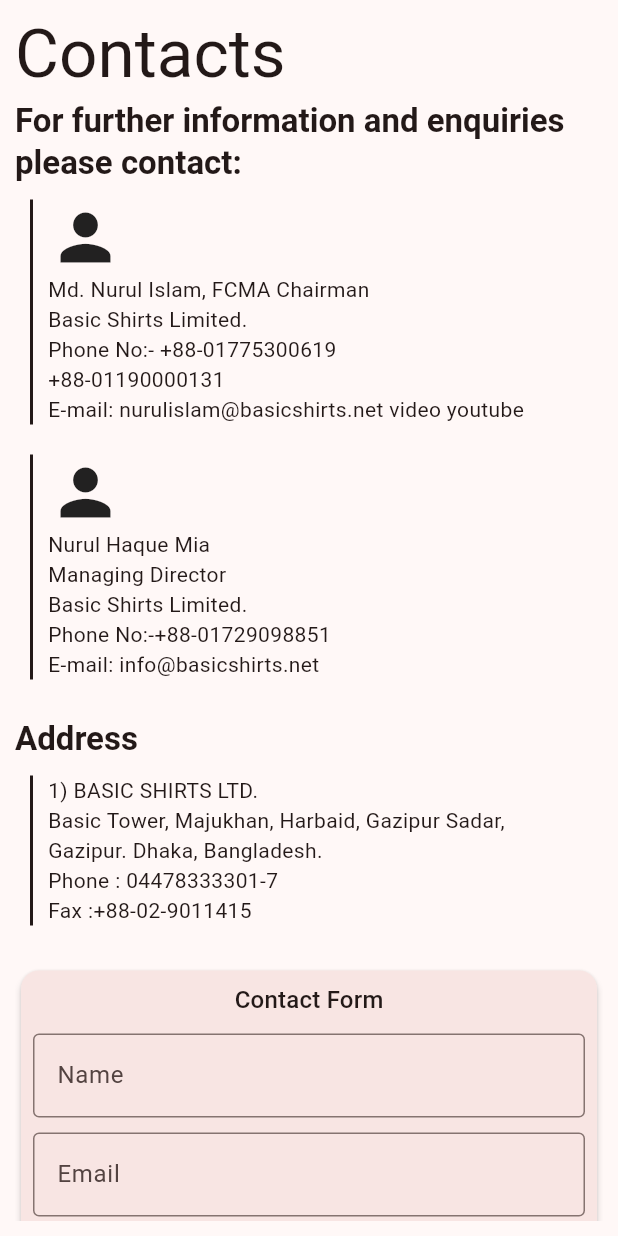
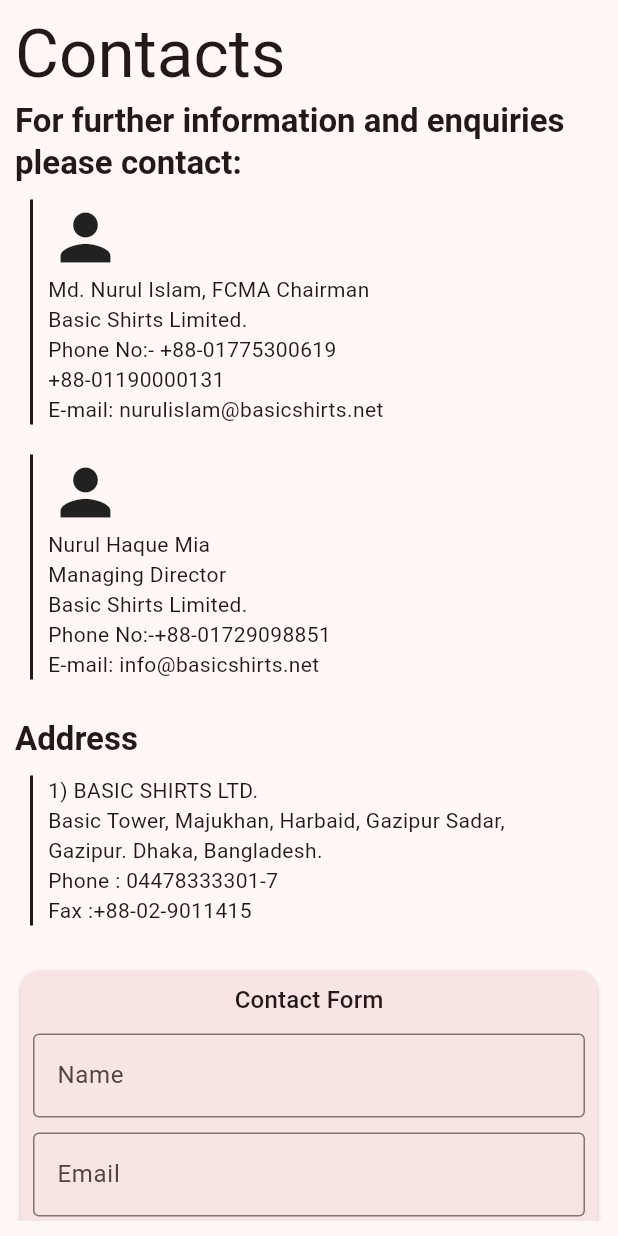
Before and after one commit to mozaddedalfeshani/bsl, a Flutter app: the ContactUsView widget shown alone on an empty page, opened directly, on a phone screen of 412 x 824 dp. Run offline on Flutter 3.47's test engine with Material 2 defaults, Android fonts, the light colour scheme and no system bars.

Commit message:
fix_bugs_contacts_page

```diff
--- a/lib/src/contuct_us/contact_us_view.dart
+++ b/lib/src/contuct_us/contact_us_view.dart
@@ -50,7 +50,7 @@
                       // style: Theme.of(context).textTheme.titleMedium,
                     ),
                     Text(
-                      "E-mail: nurulislam@basicshirts.net video youtube",
+                      "E-mail: nurulislam@basicshirts.net ",
                       // style: Theme.of(context).textTheme.titleMedium,
                     ),
                   ],
```
